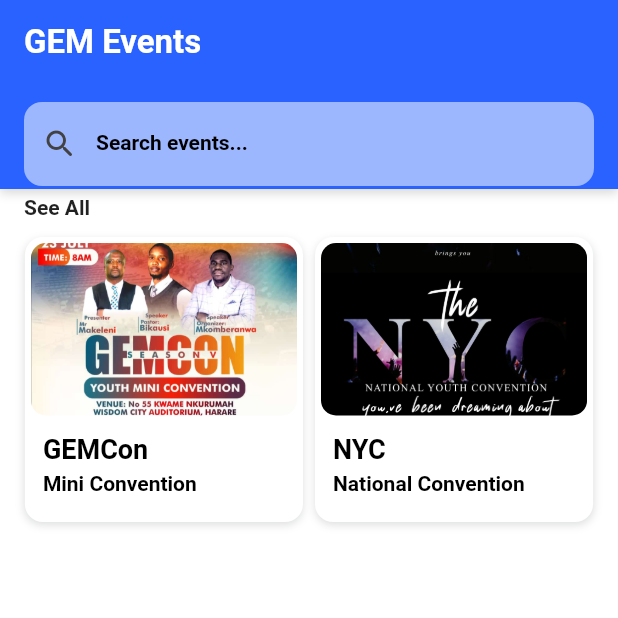
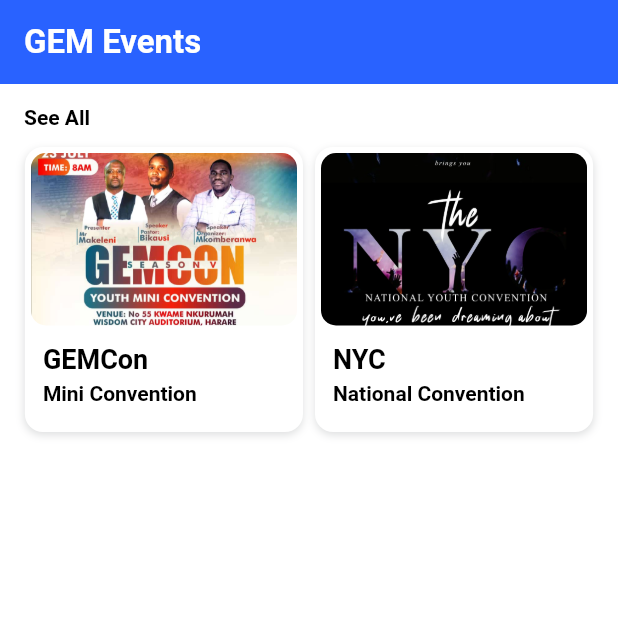
Before and after one commit to Lydia-Yuki/Yo-Gemash, a Flutter app: the screen it shows after launch, in the side drawer, after a tap on "Events", on a phone screen of 412 x 824 dp, the top half of it. Run offline on Flutter 3.47's test engine with Material 2 defaults, Android fonts, the phone set to English and light mode, and no system bars; our stand-ins replace easy_debounce, easy_splash_screen, google_fonts, smooth_page_indicator; Roboto replaces fonts that are missing (Poppins).

Commit message:
removed search field

```diff
--- a/lib/ui/events.dart
+++ b/lib/ui/events.dart
@@ -44,57 +44,58 @@ class _EventsWidgetState extends State<EventsWidget> {
             mainAxisSize: MainAxisSize.max,
             crossAxisAlignment: CrossAxisAlignment.center,
             children: [
-              Container(
-                width: double.infinity,
-                height: 70,
-                decoration: BoxDecoration(
-                  color: Theme.of(context).colorScheme.primary,
-                  boxShadow: [
-                    BoxShadow(
-                      blurRadius: 5,
-                      color: Color(0x27000000),
-                      offset: Offset(0, 3),
-                    )
-                  ],
-                ),
-                child: Padding(
-                  padding: EdgeInsetsDirectional.fromSTEB(16, 12, 16, 0),
-                  child: TextFormField(
-                    controller: textController,
-                    onChanged: (_) => EasyDebounce.debounce(
-                      'textController',
-                      Duration(milliseconds: 2000),
-                          () => setState(() {}),
-                    ),
-                    obscureText: false,
-                    decoration: InputDecoration(
-                      labelText: 'Search events...',
-                      labelStyle: Theme.of(context).textTheme.bodyText2,
-                      enabledBorder: OutlineInputBorder(
-                        borderSide: BorderSide(
-                          color: Color(0x00000000),
-                          width: 1,
-                        ),
-                        borderRadius: BorderRadius.circular(12),
-                      ),
-                      focusedBorder: OutlineInputBorder(
-                        borderSide: BorderSide(
-                          color: Color(0x00000000),
-                          width: 1,
-                        ),
-                        borderRadius: BorderRadius.circular(12),
-                      ),
-                      filled: true,
-                      fillColor:Colors.white54,
-                      prefixIcon: Icon(
-                        Icons.search_rounded,
-                        color: Colors.grey[800],
-                      ),
-                    ),
-                    style: Theme.of(context).textTheme.bodyText1,
-                  ),
-                ),
-              ),
+              // Container(
+              //   width: double.infinity,
+              //   height: 70,
+              //   decoration: BoxDecoration(
+              //     color: Theme.of(context).colorScheme.primary,
+              //     boxShadow: [
+              //       BoxShadow(
+              //         blurRadius: 5,
+              //         color: Color(0x27000000),
+              //         offset: Offset(0, 3),
+              //       )
+              //     ],
+              //   ),
+              //   child: Padding(
+              //     padding: EdgeInsetsDirectional.fromSTEB(16, 12, 16, 0),
+              //     child: TextFormField(
+              //       controller: textController,
+              //       onChanged: (_) => EasyDebounce.debounce(
+              //         'textController',
+              //         Duration(milliseconds: 2000),
+              //             () => setState(() {}),
+              //       ),
+              //       obscureText: false,
+              //       decoration: InputDecoration(
+              //         labelText: 'Search events...',
+              //         labelStyle: Theme.of(context).textTheme.bodyText2,
+              //         enabledBorder: OutlineInputBorder(
+              //           borderSide: BorderSide(
+              //             color: Color(0x00000000),
+              //             width: 1,
+              //           ),
+              //           borderRadius: BorderRadius.circular(12),
+              //         ),
+              //         focusedBorder: OutlineInputBorder(
+              //           borderSide: BorderSide(
+              //             color: Color(0x00000000),
+              //             width: 1,
+              //           ),
+              //           borderRadius: BorderRadius.circular(12),
+              //         ),
+              //         filled: true,
+              //         fillColor:Colors.white54,
+              //         prefixIcon: Icon(
+              //           Icons.search_rounded,
+              //           color: Colors.grey[800],
+              //         ),
+              //       ),
+              //       style: Theme.of(context).textTheme.bodyText1,
+              //     ),
+              //   ),
+              // ),
+              SizedBox(height: 10,),
               Padding(
                 padding: EdgeInsetsDirectional.fromSTEB(16, 4, 16, 0),
                 child: Row(
@@ -103,7 +104,7 @@ class _EventsWidgetState extends State<EventsWidget> {
                   children: [
                     Text(
                       'See All',
-                      style: Theme.of(context).textTheme.bodyText1,
+                      style: Theme.of(context).textTheme.bodyText2,
                     ),
                   ],
                 ),
```
